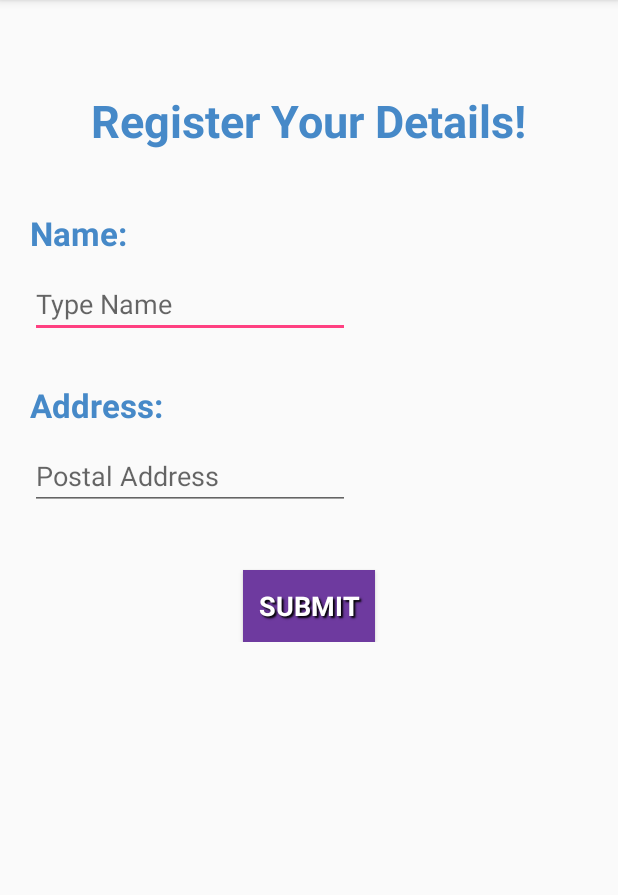
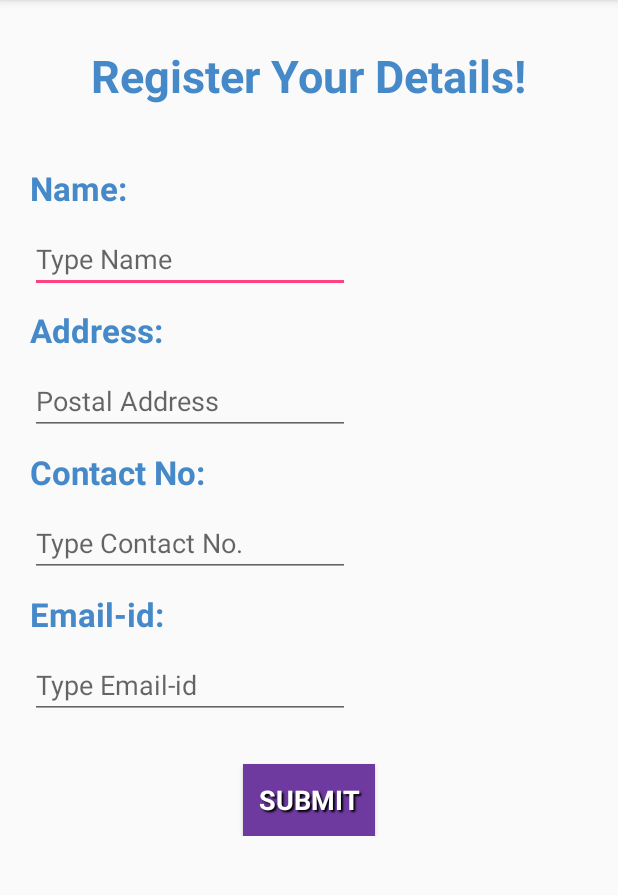
Before and after one commit to iniyadavid/FoodStork, an Android app: the DonorRegistration screen opened directly, with no data from a screen before it, on a phone screen of 412 x 824 dp, the part 84-979 px from its top. Run offline under Robolectric (Android 15) with nearby library versions, the phone set to English and light mode, and no system bars.

Commit message:
fourth commit

```diff
--- /dev/null
+++ b/app/src/main/java/com/example/ctadmin/fabric/data/DonorDetailsDBHelper.java
@@ -0,0 +1,34 @@
+package com.example.ctadmin.fabric.data;
+
+
+import android.content.Context;
+import android.database.sqlite.SQLiteDatabase;
+import android.database.sqlite.SQLiteOpenHelper;
+public class DonorDetailsDBHelper extends SQLiteOpenHelper{
+    public static final int DATABASE_VERSION = 1;
+    public static final String DATABASE_NAME = "donordetails.db";
+    public DonorDetailsDBHelper(Context context) {
+        super(context, DATABASE_NAME, null, DATABASE_VERSION);
+    }
+    public void onCreate(SQLiteDatabase db) {
+        String SQL_CREATE_DONORDB =
+                "CREATE TABLE " + DonorDetailsContract.DonorDetailsEntry.TABLE_NAME + " (" +
+                        DonorDetailsContract.DonorDetailsEntry._ID + " INTEGER PRIMARY KEY AUTOINCREMENT," +
+                        DonorDetailsContract.DonorDetailsEntry.COLUMN_DONOR_NAME + " TEXT NOT NULL" + ", " +
+                        DonorDetailsContract.DonorDetailsEntry.COLUMN_DONOR_ADDRESS + " TEXT NOT NULL " +"," +
+                        DonorDetailsContract.DonorDetailsEntry.COLUMN_DONOR_CONTACT + " REAL NOT NULL " +"," +
+                        DonorDetailsContract.DonorDetailsEntry.COLUMN_DONOR_EMAIL + " TEXT NOT NULL " + " )";
+        db.execSQL(SQL_CREATE_DONORDB);
+    }
+
+    public void onUpgrade(SQLiteDatabase db, int oldVersion, int newVersion) {
+        String SQL_DELETE_ENTRIES = "DROP TABLE IF EXISTS " + DonorDetailsContract.DonorDetailsEntry.TABLE_NAME;
+        db.execSQL(SQL_DELETE_ENTRIES);
+        onCreate(db);
+    }
+
+    public void onDowngrade(SQLiteDatabase db, int oldVersion, int newVersion) {
+        onUpgrade(db, oldVersion, newVersion);
+
+    }
+}
--- a/app/src/main/res/layout/donor_registration.xml
+++ b/app/src/main/res/layout/donor_registration.xml
@@ -1,84 +1,132 @@
 <?xml version="1.0" encoding="utf-8"?>
-<ScrollView
-    xmlns:android="http://schemas.android.com/apk/res/android"
+<ScrollView xmlns:android="http://schemas.android.com/apk/res/android"
     android:layout_width="fill_parent"
     android:layout_height="wrap_content">
+
     <LinearLayout xmlns:android="http://schemas.android.com/apk/res/android"
-    android:orientation="vertical" android:layout_width="match_parent"
-    android:layout_height="wrap_content">
+        android:layout_width="match_parent"
+        android:layout_height="wrap_content"
+        android:orientation="vertical">
 
         <TextView
 
             android:layout_width="wrap_content"
             android:layout_height="wrap_content"
+            android:layout_gravity="center"
+            android:layout_marginBottom="10dp"
+            android:layout_marginTop="30dp"
             android:text="Register Your Details!"
-        android:layout_marginTop="60dp"
-        android:layout_gravity="center"
-    android:textSize="30sp"
-        android:layout_marginBottom="10dp"
             android:textAppearance="?android:textAppearanceLarge"
             android:textColor="#4689C8"
-        android:textStyle="bold"
-        />
+            android:textSize="30sp"
+            android:textStyle="bold" />
+
         <TextView
 
             android:layout_width="wrap_content"
             android:layout_height="wrap_content"
+            android:layout_marginBottom="10dp"
+            android:layout_marginLeft="20dp"
+            android:layout_marginTop="30dp"
             android:text="Name:"
-        android:layout_marginTop="30dp"
-       android:layout_marginLeft="20dp"
-        android:layout_marginBottom="10dp"
             android:textAppearance="?android:textAppearanceLarge"
             android:textColor="#4689C8"
-        android:textStyle="bold"
-        />
+            android:textStyle="bold" />
+
         <EditText
+            android:id="@+id/personEditText"
             android:layout_width="wrap_content"
+            android:layout_height="wrap_content"
+            android:layout_marginStart="20dp"
             android:ems="10"
-        android:id="@+id/personEditText"
             android:hint="Type Name"
-        android:layout_marginStart="20dp"
-        android:inputType="textPersonName"
-        android:layout_height="wrap_content"
-        />
+            android:inputType="textPersonName" />
+
         <TextView
 
             android:layout_width="wrap_content"
             android:layout_height="wrap_content"
+            android:layout_marginBottom="10dp"
+            android:layout_marginStart="20dp"
+            android:layout_marginTop="10dp"
             android:text="Address:"
-        android:layout_marginTop="30dp"
-        android:layout_marginStart="20dp"
-        android:layout_marginBottom="10dp"
             android:textAppearance="?android:textAppearanceLarge"
             android:textColor="#4689C8"
-        android:textStyle="bold"
-        />
+            android:textStyle="bold" />
+
         <EditText
+            android:id="@+id/addressView"
             android:layout_width="wrap_content"
+            android:layout_height="wrap_content"
+            android:layout_marginStart="20dp"
             android:ems="10"
-        android:id="@+id/addressView"
             android:hint="Postal Address"
+            android:inputType="textPostalAddress" />
+
+        <TextView
+
+            android:layout_width="wrap_content"
+            android:layout_height="wrap_content"
+            android:layout_marginBottom="10dp"
             android:layout_marginStart="20dp"
-        android:inputType="textPostalAddress"
+            android:layout_marginTop="10dp"
+            android:text="Contact No:"
+            android:textAppearance="?android:textAppearanceLarge"
+            android:textColor="#4689C8"
+            android:textStyle="bold" />
+
+        <EditText
+            android:id="@+id/contactView"
+            android:layout_width="wrap_content"
             android:layout_height="wrap_content"
-        />
+            android:layout_marginStart="20dp"
+            android:ems="10"
+            android:hint="Type Contact No."
+            android:inputType="number" />
+
+        <TextView
+
+            android:layout_width="wrap_content"
+            android:layout_height="wrap_content"
+            android:layout_marginBottom="10dp"
+            android:layout_marginStart="20dp"
+            android:layout_marginTop="10dp"
+            android:text="Email-id:"
+            android:textAppearance="?android:textAppearanceLarge"
+            android:textColor="#4689C8"
+            android:textStyle="bold" />
+
+        <EditText
+            android:id="@+id/emailView"
+            android:layout_width="wrap_content"
+            android:layout_height="wrap_content"
+            android:layout_marginStart="20dp"
+            android:ems="10"
+            android:hint="Type Email-id"
+            android:inputType="textEmailAddress" />
+
+
+
+
+
         <Button
             android:id="@+id/submitButton"
             android:layout_width="wrap_content"
             android:layout_height="wrap_content"
-        android:text="SUBMIT"
-        android:textStyle="bold"
-        android:textAlignment="center"
-        android:textAppearance="?android:textAppearanceMedium"
             android:layout_gravity="center"
-        android:shape="rectangle"
+            android:layout_marginTop="30dp"
+            android:background="#6e3a9f"
+            android:radius="50dp"
             android:shadowColor="#000000"
-        android:layout_marginTop="40dp"
             android:shadowDx="2"
             android:shadowDy="2"
             android:shadowRadius="1"
-        android:radius="50dp"
-        android:background="#6e3a9f"
-        android:textColor="#ffff"/>
+            android:shape="rectangle"
+            android:text="SUBMIT"
+            android:textAlignment="center"
+            android:textAppearance="?android:textAppearanceMedium"
+            android:textColor="#ffff"
+            android:textStyle="bold" />
+
     </LinearLayout>
 </ScrollView>
--- a/app/src/main/res/values/strings.xml
+++ b/app/src/main/res/values/strings.xml
@@ -1,3 +1,8 @@
 <resources>
     <string name="app_name">FoodStork</string>
+    <string name="phone1">9176687715</string>
+    <string name="phone2">9841335951</string>
+    <string name="home1"> Christ Faith Home For Children</string>
+    <string name="home2">Nethaji Mercy Home</string>
+    <string name="upload_image">UPLOAD IMAGE</string>
 </resources>
```
Also changed, not shown: app/src/main/java/com/example/ctadmin/fabric/ConfirmDonation.java (added, +19 -0 lines), app/src/main/java/com/example/ctadmin/fabric/DonorRegistration.java (+94 -1 lines), app/src/main/java/com/example/ctadmin/fabric/ViewDetails.java (+32 -0 lines), app/src/main/java/com/example/ctadmin/fabric/data/DonorDetailsContract.java (added, +17 -0 lines), app/src/main/res/layout/confirm_donation.xml (added, +50 -0 lines), app/src/main/res/layout/viewhomes.xml (added, +251 -0 lines). Lines whose indentation alone changed are shown as unchanged.
